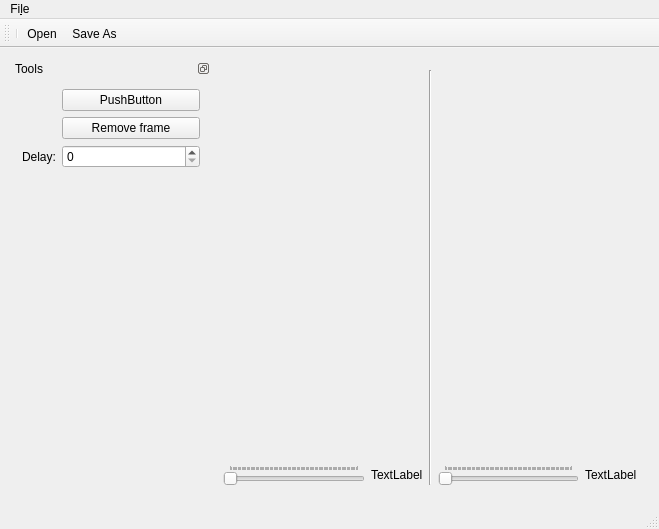
Qt form mainwindow.ui (darmonlor/KUgif) before a commit.
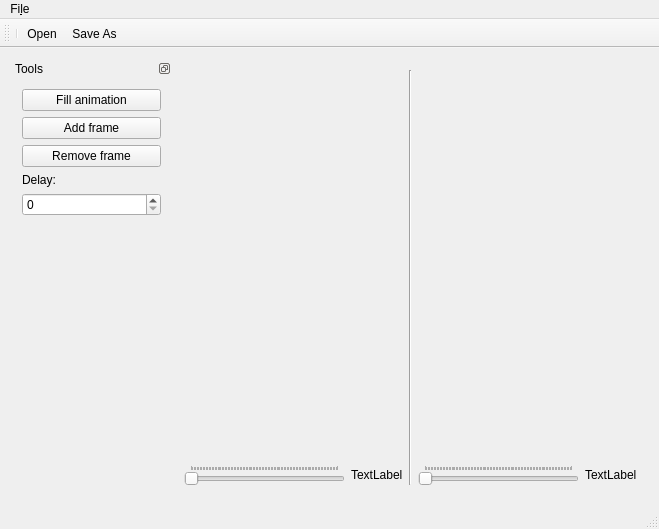
The same form after that commit.

What changed in the file:
```diff
--- a/mainwindow.ui
+++ b/mainwindow.ui
@@ -70,34 +70,54 @@
         <string>Tools</string>
        </property>
        <widget class="QWidget" name="dockWidgetContents_2">
-        <layout class="QFormLayout" name="formLayout">
-         <item row="5" column="0">
-          <widget class="QLabel" name="label_3">
+        <layout class="QVBoxLayout" name="verticalLayout_3">
+         <item>
+          <widget class="QPushButton" name="animationFillButton">
            <property name="text">
-            <string>Delay:</string>
+            <string>Fill animation</string>
            </property>
           </widget>
          </item>
-         <item row="4" column="1">
+         <item>
+          <widget class="QPushButton" name="frameAddButton">
+           <property name="text">
+            <string>Add frame</string>
+           </property>
+          </widget>
+         </item>
+         <item>
           <widget class="QPushButton" name="frameRemoveButton">
            <property name="text">
             <string>Remove frame</string>
            </property>
           </widget>
          </item>
-         <item row="5" column="1">
+         <item>
+          <widget class="QLabel" name="label_3">
+           <property name="text">
+            <string>Delay:</string>
+           </property>
+          </widget>
+         </item>
+         <item>
           <widget class="QSpinBox" name="delayBox">
            <property name="maximum">
             <number>1000000000</number>
            </property>
           </widget>
          </item>
-         <item row="3" column="1">
-          <widget class="QPushButton" name="pushButton">
-           <property name="text">
-            <string>PushButton</string>
+         <item>
+          <spacer name="verticalSpacer_3">
+           <property name="orientation">
+            <enum>Qt::Vertical</enum>
            </property>
-          </widget>
+           <property name="sizeHint" stdset="0">
+            <size>
+             <width>20</width>
+             <height>40</height>
+            </size>
+           </property>
+          </spacer>
          </item>
         </layout>
        </widget>
```
